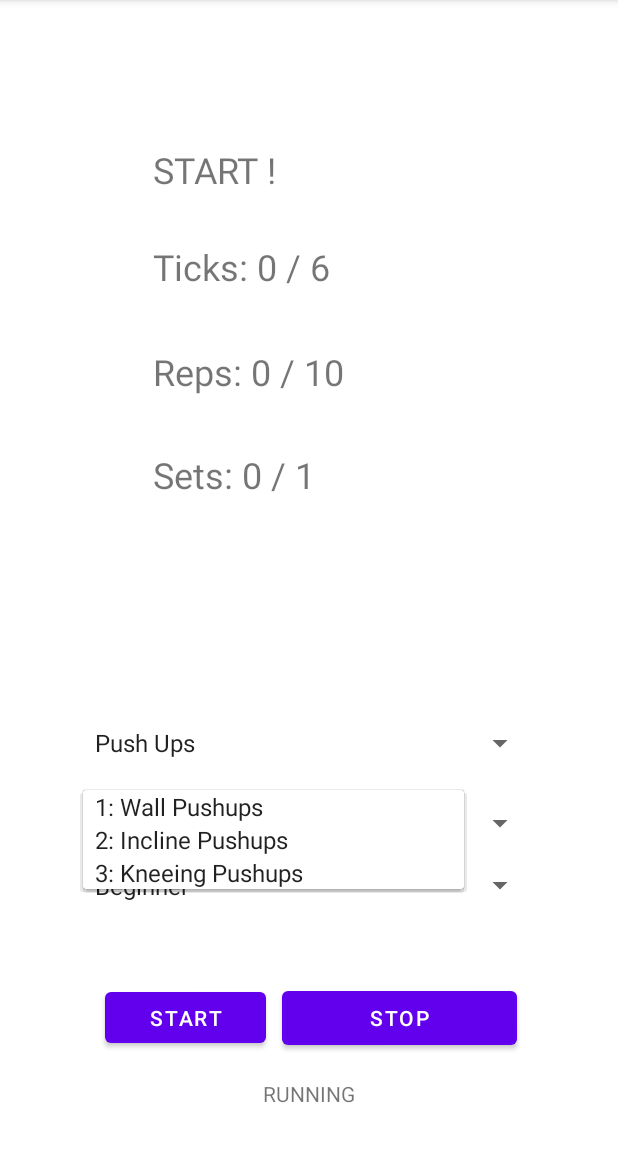
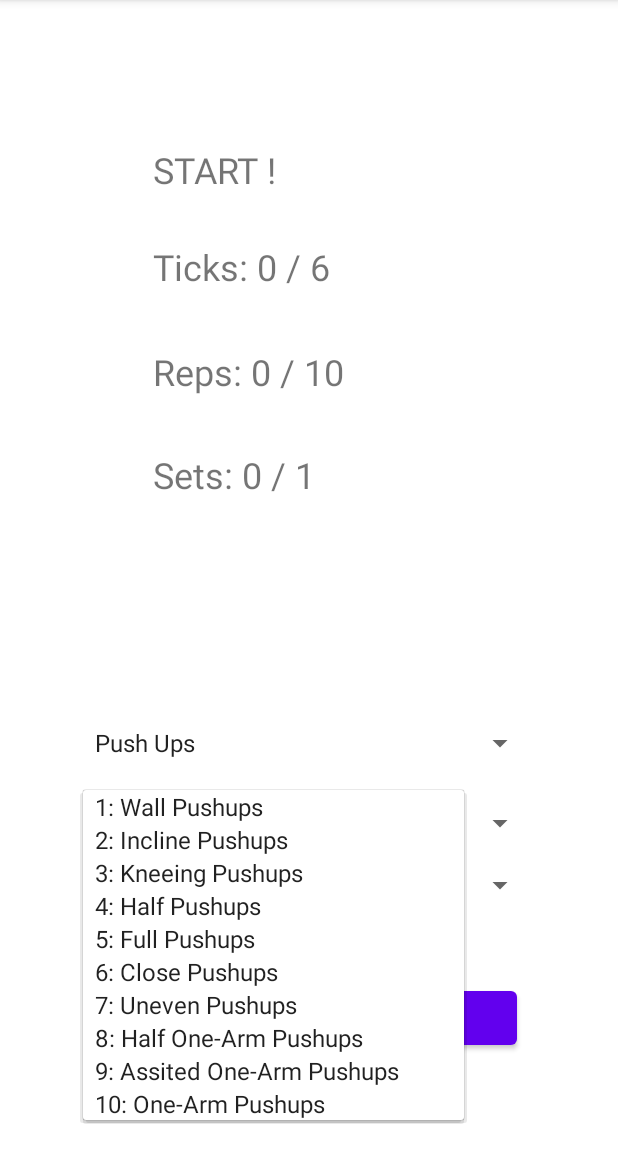
Before and after one commit to atarukodaka/CCManager, an Android app: the screen it shows after launch (MainActivity), after a tap on "1: Wall Pushups", on a phone screen of 412 x 824 dp, the part 84-1236 px from its top. Run offline under Robolectric (Android 15) with nearby library versions, the phone set to English and light mode, and no system bars; 2 other taps on this screen came first.

Commit message:
fix to init counter upon start

```diff
--- a/app/src/main/java/com/example/ccmanager/MainActivity.kt
+++ b/app/src/main/java/com/example/ccmanager/MainActivity.kt
@@ -14,7 +14,6 @@ import android.widget.ArrayAdapter
 import androidx.annotation.RequiresApi
 import androidx.appcompat.app.AppCompatActivity
 import kotlinx.android.synthetic.main.activity_main.*
-
 
 class MainActivity : AppCompatActivity(), TextToSpeech.OnInitListener {
     enum class Status { NOT_STARTED, READY, RUNNING, PAUSE, INTERVAL, DONE}
@@ -81,8 +80,6 @@ class MainActivity : AppCompatActivity(), TextToSpeech.OnInitListener {
                 //val spinnerParent = parent as Spinner
                 //val item = spinnerParent.selectedItem as String
 
-                //val adaptor = ArrayAdapter(this, android.R.layout.simple_list_item_1, R.array.pu_steps)
-                //var adaptor = ArrayAdapter.createFromResource(this, R.array.pu_steps, android.R.layout.simple_spinner_item )
                 spinnerSteps.setAdapter(step_adaptors[spinnerEvents.selectedItemPosition])
                 Log.d("snipperevent", "pos: ${spinnerEvents.selectedItemPosition}")
                 updateMaxCounters()
@@ -121,6 +118,7 @@ class MainActivity : AppCompatActivity(), TextToSpeech.OnInitListener {
 
     public fun buttonStart(view: View) {
         btnStart.isClickable = false
+        initCounters()
         startReadyTimer()
     }
     public fun buttonStop(view: View) {
--- a/app/src/main/res/values/arrays.xml
+++ b/app/src/main/res/values/arrays.xml
@@ -26,6 +26,13 @@
         <item>1: Wall Pushups</item>
         <item>2: Incline Pushups</item>
         <item>3: Kneeing Pushups</item>
+        <item>4: Half Pushups</item>
+        <item>5: Full Pushups</item>
+        <item>6: Close Pushups</item>
+        <item>7: Uneven Pushups</item>
+        <item>8: Half One-Arm Pushups</item>
+        <item>9: Assited One-Arm Pushups</item>
+        <item>10: One-Arm Pushups</item>
     </string-array>
 
     <string-array name="sq_steps">
```
